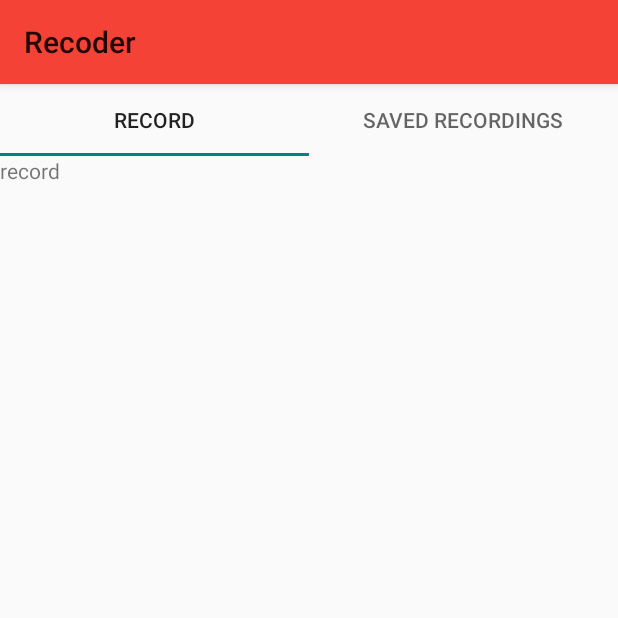
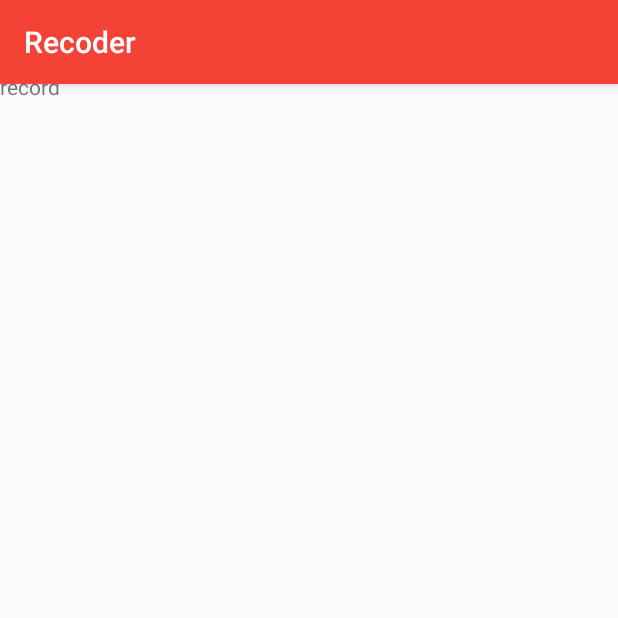
Before and after one commit to nontile/voiceRecode, an Android app: the screen it shows after launch (MainActivity), on a phone screen of 412 x 824 dp, the top half of it. Run offline under Robolectric (Android 15) with nearby library versions, the phone set to English and light mode, and no system bars; libraries missing offline, so code that uses them is left out: com.melnykov.fab.

Commit message:
apply toolbar

```diff
--- a/app/src/main/java/com/js/recoder/MainActivity.java
+++ b/app/src/main/java/com/js/recoder/MainActivity.java
@@ -32,11 +32,11 @@ public class MainActivity extends AppCompatActivity {
         tabs = findViewById(R.id.tabs);
         tabs.setupWithViewPager(pager);
 
-       // Toolbar toolbar = findViewById(R.id.toolbar);
-     //   toolbar.setPopupTheme(R.style.ThemeOverlay_AppCompat_Light);
-   //     if(toolbar !=null){
- //           setSupportActionBar(toolbar);
-//        }
+        Toolbar toolbar = findViewById(R.id.toolbar);
+        toolbar.setPopupTheme(R.style.ThemeOverlay_AppCompat_Light);
+        if(toolbar !=null){
+            setSupportActionBar(toolbar);
+        }
 
 
     }
--- a/app/src/main/res/layout/activity_main.xml
+++ b/app/src/main/res/layout/activity_main.xml
@@ -6,10 +6,15 @@
     android:layout_height="match_parent"
     tools:context=".MainActivity">
 
+    <include
+        android:id="@+id/toolbar"
+        layout="@layout/toolbar" />
+
     <com.google.android.material.tabs.TabLayout
         android:id="@+id/tabs"
         android:layout_width="match_parent"
         android:layout_height="wrap_content"
+        android:background="@color/primary"
         app:layout_constraintEnd_toEndOf="parent"
         app:layout_constraintStart_toStartOf="parent"
         app:layout_constraintTop_toTopOf="parent">
@@ -18,13 +23,13 @@
             android:id="@+id/tab1"
             android:layout_width="wrap_content"
             android:layout_height="wrap_content"
-            android:text="1" />
+            android:text="@string/tab_title_record" />
 
         <com.google.android.material.tabs.TabItem
             android:id="@+id/tab2"
             android:layout_width="wrap_content"
             android:layout_height="wrap_content"
-            android:text="2" />
+            android:text="@string/tab_title_saved_recordings" />
     </com.google.android.material.tabs.TabLayout>
 
     <androidx.constraintlayout.widget.ConstraintLayout
--- /dev/null
+++ b/app/src/main/res/layout/toolbar.xml
@@ -0,0 +1,10 @@
+<?xml version="1.0" encoding="utf-8"?>
+
+    <androidx.appcompat.widget.Toolbar xmlns:android="http://schemas.android.com/apk/res/android" xmlns:app="http://schemas.android.com/apk/res-auto"
+        android:id="@+id/toolbar"
+        android:layout_width="match_parent"
+        android:layout_height="wrap_content"
+        android:background="@color/primary"
+        android:elevation="4dp"
+        android:theme="@style/ThemeOverlay.AppCompat.Dark.ActionBar"
+        app:popupTheme="@style/ThemeOverlay.AppCompat.Light" />
--- a/app/src/main/res/values/styles.xml
+++ b/app/src/main/res/values/styles.xml
@@ -1,5 +1,5 @@
 <resources>
-    <style name="AppTheme" parent="Theme.AppCompat.Light">
+    <style name="AppTheme" parent="Theme.AppCompat.Light.NoActionBar">
         <item name="colorPrimary">@color/primary</item>
         <item name="colorPrimaryDark">@color/primary_dark</item>
     </style>
```
